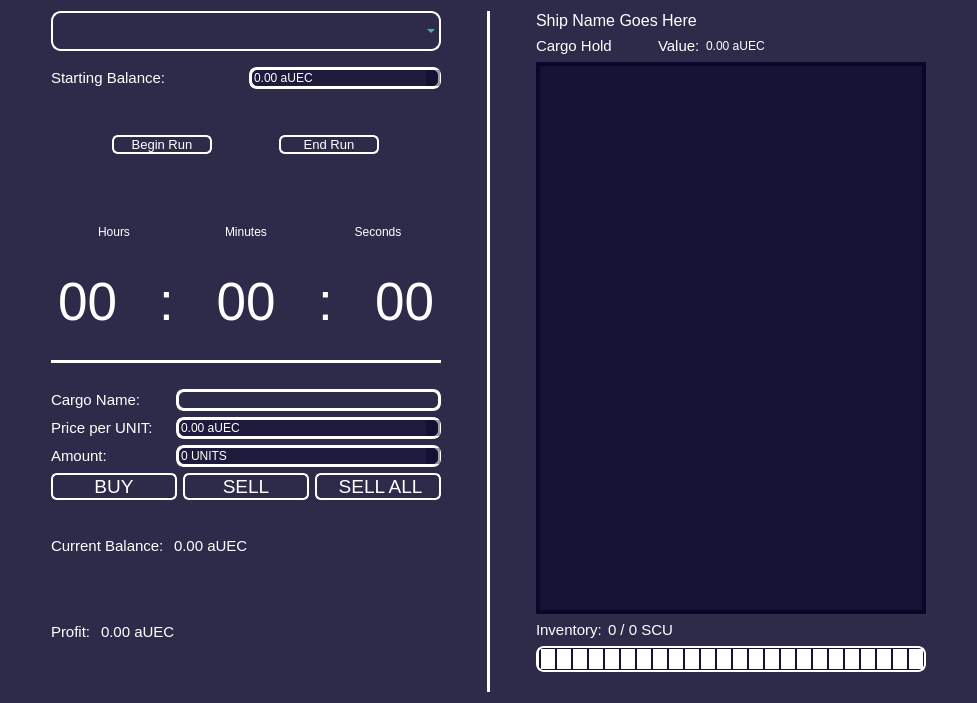
This is widget.ui in JusDooEt/SC-Cargo-Log-Qt as Qt 5 draws it before an edit. The edited form follows.
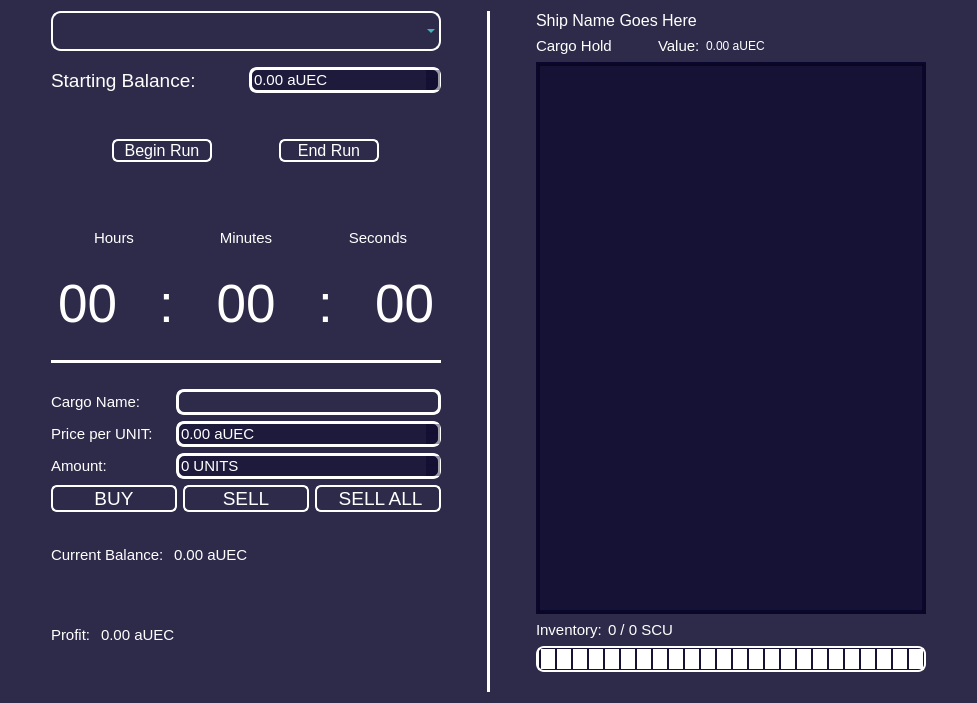
This is the edited form.

Commit message: Added merge and mergeSort friend functions to shipList class. Need to define sortByCargo method

The edit to the form file:
```diff
--- a/widget.ui
+++ b/widget.ui
@@ -651,7 +651,7 @@
              </property>
              <property name="font">
               <font>
-               <pointsize>11</pointsize>
+               <pointsize>14</pointsize>
                <italic>false</italic>
                <bold>false</bold>
               </font>
@@ -669,6 +669,13 @@
                <verstretch>0</verstretch>
               </sizepolicy>
              </property>
+             <property name="font">
+              <font>
+               <pointsize>11</pointsize>
+               <italic>false</italic>
+               <bold>false</bold>
+              </font>
+             </property>
              <property name="alignment">
               <set>Qt::AlignLeading|Qt::AlignLeft|Qt::AlignVCenter</set>
              </property>
@@ -723,7 +730,7 @@
              </property>
              <property name="font">
               <font>
-               <pointsize>10</pointsize>
+               <pointsize>12</pointsize>
                <italic>false</italic>
                <bold>false</bold>
               </font>
@@ -749,7 +756,7 @@
              </property>
              <property name="font">
               <font>
-               <pointsize>10</pointsize>
+               <pointsize>12</pointsize>
                <italic>false</italic>
                <bold>false</bold>
               </font>
@@ -786,6 +793,13 @@
             <layout class="QHBoxLayout" name="horizontalLayout_9">
              <item>
               <widget class="QLabel" name="hoursLabel">
+               <property name="font">
+                <font>
+                 <pointsize>11</pointsize>
+                 <italic>false</italic>
+                 <bold>false</bold>
+                </font>
+               </property>
                <property name="text">
                 <string>Hours</string>
                </property>
@@ -796,6 +810,13 @@
              </item>
              <item>
               <widget class="QLabel" name="minutesLabel">
+               <property name="font">
+                <font>
+                 <pointsize>11</pointsize>
+                 <italic>false</italic>
+                 <bold>false</bold>
+                </font>
+               </property>
                <property name="text">
                 <string>Minutes</string>
                </property>
@@ -806,6 +827,13 @@
              </item>
              <item>
               <widget class="QLabel" name="secondsLabel">
+               <property name="font">
+                <font>
+                 <pointsize>11</pointsize>
+                 <italic>false</italic>
+                 <bold>false</bold>
+                </font>
+               </property>
                <property name="text">
                 <string>Seconds</string>
                </property>
@@ -1008,10 +1036,25 @@
          <item>
           <layout class="QVBoxLayout" name="verticalLayout">
            <item>
-            <widget class="QLineEdit" name="cargoNamelineEdit"/>
+            <widget class="QLineEdit" name="cargoNamelineEdit">
+             <property name="font">
+              <font>
+               <pointsize>11</pointsize>
+               <italic>false</italic>
+               <bold>false</bold>
+              </font>
+             </property>
+            </widget>
            </item>
            <item>
             <widget class="QDoubleSpinBox" name="priceDoubleSpinBox">
+             <property name="font">
+              <font>
+               <pointsize>11</pointsize>
+               <italic>false</italic>
+               <bold>false</bold>
+              </font>
+             </property>
              <property name="alignment">
               <set>Qt::AlignLeading|Qt::AlignLeft|Qt::AlignVCenter</set>
              </property>
@@ -1025,6 +1068,13 @@
            </item>
            <item>
             <widget class="QSpinBox" name="amountSpinBox">
+             <property name="font">
+              <font>
+               <pointsize>11</pointsize>
+               <italic>false</italic>
+               <bold>false</bold>
+              </font>
+             </property>
              <property name="alignment">
               <set>Qt::AlignLeading|Qt::AlignLeft|Qt::AlignVCenter</set>
              </property>
```
The commit also changes 2 other files.
